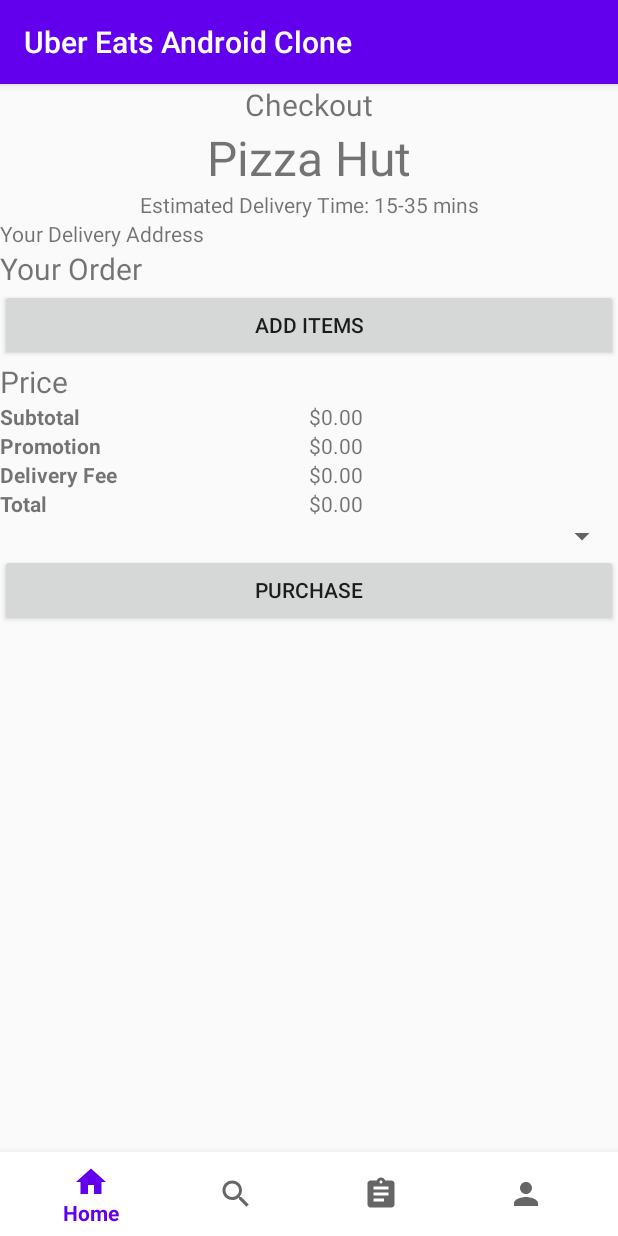
After one commit to learntodroid/UberEatsAndroidClone, an Android app: the CheckoutFragment screen opened through its navigation route, on a phone screen of 412 x 824 dp. The commit adds this screen. Run offline under Robolectric (Android 15) with nearby library versions, the phone set to English and light mode, and no system bars; our stand-ins replace navigation-ui; pictures from the network do not load.

Commit message:
started a checkout screen that shows items in cart and prices

```diff
--- a/app/src/main/java/com/learntodroid/ubereatsandroidclone/UberEatsRepository.java
+++ b/app/src/main/java/com/learntodroid/ubereatsandroidclone/UberEatsRepository.java
@@ -71,9 +71,10 @@ public class UberEatsRepository {
         menuItemsMutableLiveData.postValue(menuItems);
     }
 
-    public void addToShoppingCart(MenuItem menuItem, int quantity) {
+    public void addToShoppingCart(MenuItem menuItem, int quantity, String notes) {
         ShoppingCart shoppingCart = shoppingCartMutableLiveData.getValue();
-        shoppingCart.addToCart(menuItem, quantity);
+        shoppingCart.addToCart(menuItem, quantity, notes);
+        shoppingCart.setDeliveryFee(selectedRestaurantMutableLiveData.getValue().getDeliveryFee());
         shoppingCartMutableLiveData.postValue(shoppingCart);
     }
 
--- /dev/null
+++ b/app/src/main/java/com/learntodroid/ubereatsandroidclone/checkout/CartRecyclerAdapter.java
@@ -0,0 +1,66 @@
+package com.learntodroid.ubereatsandroidclone.checkout;
+
+import android.view.LayoutInflater;
+import android.view.View;
+import android.view.ViewGroup;
+import android.widget.TextView;
+
+import androidx.annotation.NonNull;
+import androidx.recyclerview.widget.RecyclerView;
+
+import com.learntodroid.ubereatsandroidclone.R;
+import com.learntodroid.ubereatsandroidclone.menuitemdetails.CartItem;
+
+import java.text.NumberFormat;
+import java.util.ArrayList;
+import java.util.List;
+
+public class CartRecyclerAdapter extends RecyclerView.Adapter<CartRecyclerAdapter.CartItemViewHolder> {
+    private List<CartItem> cartItems;
+
+    public CartRecyclerAdapter() {
+        cartItems = new ArrayList<>();
+    }
+
+    @NonNull
+    @Override
+    public CartItemViewHolder onCreateViewHolder(@NonNull ViewGroup parent, int viewType) {
+        View view = LayoutInflater.from(parent.getContext()).inflate(R.layout.item_cartitem, parent, false);
+        return new CartItemViewHolder(view);
+    }
+
+    @Override
+    public void onBindViewHolder(@NonNull CartItemViewHolder holder, int position) {
+        holder.bind(cartItems.get(position));
+    }
+
+    @Override
+    public int getItemCount() {
+        return cartItems.size();
+    }
+
+    public void setCartItems(List<CartItem> cartItems) {
+        this.cartItems = cartItems;
+        notifyDataSetChanged();
+    }
+
+    class CartItemViewHolder extends RecyclerView.ViewHolder {
+        private TextView quantity, title, subtitle, price;
+
+        public CartItemViewHolder(@NonNull View itemView) {
+            super(itemView);
+
+            quantity = itemView.findViewById(R.id.item_cartitem_quantity);
+            title = itemView.findViewById(R.id.item_cartitem_title);
+            subtitle = itemView.findViewById(R.id.item_cartitem_subtitle);
+            price = itemView.findViewById(R.id.item_cartitem_price);
+        }
+
+        public void bind(CartItem cartItem) {
+            quantity.setText(String.format("×%d", cartItem.getQuantity()));
+            title.setText(cartItem.getMenuItem().getTitle());
+            subtitle.setText(cartItem.getNotes());
+            price.setText(NumberFormat.getCurrencyInstance().format(cartItem.getMenuItem().getPrice() * cartItem.getQuantity()));
+        }
+    }
+}
--- /dev/null
+++ b/app/src/main/java/com/learntodroid/ubereatsandroidclone/checkout/CheckoutFragment.java
@@ -0,0 +1,84 @@
+package com.learntodroid.ubereatsandroidclone.checkout;
+
+import android.os.Bundle;
+import android.view.LayoutInflater;
+import android.view.View;
+import android.view.ViewGroup;
+import android.widget.TextView;
+
+import androidx.annotation.NonNull;
+import androidx.annotation.Nullable;
+import androidx.fragment.app.Fragment;
+import androidx.lifecycle.Observer;
+import androidx.lifecycle.ViewModelProvider;
+import androidx.navigation.Navigation;
+import androidx.recyclerview.widget.LinearLayoutManager;
+import androidx.recyclerview.widget.RecyclerView;
+
+import com.learntodroid.ubereatsandroidclone.R;
+import com.learntodroid.ubereatsandroidclone.home.Restaurant;
+import com.learntodroid.ubereatsandroidclone.menuitemdetails.ShoppingCart;
+
+public class CheckoutFragment extends Fragment {
+    private CheckoutViewModel checkoutViewModel;
+    private CartRecyclerAdapter cartRecyclerAdapter;
+    private PricesRecyclerAdapter pricesRecyclerAdapter;
+    private TextView restaurantTextView, estimatedDeliveryTextView, deliveryAddressTextView;
+
+    @Override
+    public void onCreate(@Nullable Bundle savedInstanceState) {
+        super.onCreate(savedInstanceState);
+
+        cartRecyclerAdapter = new CartRecyclerAdapter();
+        pricesRecyclerAdapter = new PricesRecyclerAdapter();
+        checkoutViewModel = new ViewModelProvider(this).get(CheckoutViewModel.class);
+    }
+
+    @Nullable
+    @Override
+    public View onCreateView(@NonNull LayoutInflater inflater, @Nullable ViewGroup container, @Nullable Bundle savedInstanceState) {
+        View view = inflater.inflate(R.layout.fragment_checkout, container, false);
+
+        restaurantTextView = view.findViewById(R.id.fragment_checkout_restaurant);
+        estimatedDeliveryTextView = view.findViewById(R.id.fragment_checkout_estimateddelivery);
+        deliveryAddressTextView = view.findViewById(R.id.fragment_checkout_deliveryaddress);
+
+        view.findViewById(R.id.fragment_checkout_additems).setOnClickListener(new View.OnClickListener() {
+            @Override
+            public void onClick(View view) {
+                Navigation.findNavController(getView()).navigate(R.id.action_checkOutFragment_to_restaurantFragment);
+            }
+        });
+
+        checkoutViewModel.getSelectedRestaurantMutableLiveData().observe(getViewLifecycleOwner(), new Observer<Restaurant>() {
+            @Override
+            public void onChanged(Restaurant r) {
+                if (r != null) {
+                    restaurantTextView.setText(r.getTitle());
+                    estimatedDeliveryTextView.setText(String.format("Estimated Delivery Time: %d-%d mins", r.getMinDeliveryTime(), r.getMaxDeliveryTime()));
+                    deliveryAddressTextView.setText(String.format("%s", "Your Delivery Address"));
+                }
+            }
+        });
+
+        checkoutViewModel.getShoppingCartMutableLiveData().observe(getViewLifecycleOwner(), new Observer<ShoppingCart>() {
+            @Override
+            public void onChanged(ShoppingCart shoppingCart) {
+                if (shoppingCart != null) {
+                    cartRecyclerAdapter.setCartItems(shoppingCart.getCartItems());
+                    pricesRecyclerAdapter.setPriceItems(shoppingCart.calculatePrices());
+                }
+            }
+        });
+
+        RecyclerView cartRecyclerView = view.findViewById(R.id.fragment_checkout_cart);
+        cartRecyclerView.setLayoutManager(new LinearLayoutManager(getContext()));
+        cartRecyclerView.setAdapter(cartRecyclerAdapter);
+
+        RecyclerView pricesRecyclerView = view.findViewById(R.id.fragment_checkout_price);
+        pricesRecyclerView.setLayoutManager(new LinearLayoutManager(getContext()));
+        pricesRecyclerView.setAdapter(pricesRecyclerAdapter);
+
+        return view;
+    }
+}
--- /dev/null
+++ b/app/src/main/java/com/learntodroid/ubereatsandroidclone/checkout/CheckoutViewModel.java
@@ -0,0 +1,28 @@
+package com.learntodroid.ubereatsandroidclone.checkout;
+
+import androidx.lifecycle.MutableLiveData;
+import androidx.lifecycle.ViewModel;
+
+import com.learntodroid.ubereatsandroidclone.UberEatsRepository;
+import com.learntodroid.ubereatsandroidclone.home.Restaurant;
+import com.learntodroid.ubereatsandroidclone.menuitemdetails.ShoppingCart;
+
+public class CheckoutViewModel extends ViewModel {
+    private UberEatsRepository uberEatsRepository;
+    private MutableLiveData<Restaurant> selectedRestaurantMutableLiveData;
+    private MutableLiveData<ShoppingCart> shoppingCartMutableLiveData;
+
+    public CheckoutViewModel() {
+        uberEatsRepository = UberEatsRepository.getInstance();
+        this.selectedRestaurantMutableLiveData = uberEatsRepository.getSelectedRestaurantMutableLiveData();
+        this.shoppingCartMutableLiveData = uberEatsRepository.getShoppingCartMutableLiveData();
+    }
+
+    public MutableLiveData<Restaurant> getSelectedRestaurantMutableLiveData() {
+        return selectedRestaurantMutableLiveData;
+    }
+
+    public MutableLiveData<ShoppingCart> getShoppingCartMutableLiveData() {
+        return shoppingCartMutableLiveData;
+    }
+}
--- /dev/null
+++ b/app/src/main/java/com/learntodroid/ubereatsandroidclone/checkout/PriceItem.java
@@ -0,0 +1,27 @@
+package com.learntodroid.ubereatsandroidclone.checkout;
+
+public class PriceItem {
+    private String label;
+    private double price;
+
+    public PriceItem(String label, double price) {
+        this.label = label;
+        this.price = price;
+    }
+
+    public String getLabel() {
+        return label;
+    }
+
+    public void setLabel(String label) {
+        this.label = label;
+    }
+
+    public double getPrice() {
+        return price;
+    }
+
+    public void setPrice(double price) {
+        this.price = price;
+    }
+}
--- /dev/null
+++ b/app/src/main/java/com/learntodroid/ubereatsandroidclone/checkout/PricesRecyclerAdapter.java
@@ -0,0 +1,61 @@
+package com.learntodroid.ubereatsandroidclone.checkout;
+
+import android.view.LayoutInflater;
+import android.view.View;
+import android.view.ViewGroup;
+import android.widget.TextView;
+
+import androidx.annotation.NonNull;
+import androidx.recyclerview.widget.RecyclerView;
+
+import com.learntodroid.ubereatsandroidclone.R;
+
+import java.text.NumberFormat;
+import java.util.ArrayList;
+import java.util.List;
+
+public class PricesRecyclerAdapter extends RecyclerView.Adapter<PricesRecyclerAdapter.PriceItemViewHolder> {
+    private List<PriceItem> priceItems;
+
+    public PricesRecyclerAdapter() {
+        this.priceItems = new ArrayList<>();
+    }
+
+    @NonNull
+    @Override
+    public PriceItemViewHolder onCreateViewHolder(@NonNull ViewGroup parent, int viewType) {
+        View view = LayoutInflater.from(parent.getContext()).inflate(R.layout.item_priceitem, parent, false);
+        return new PriceItemViewHolder(view);
+    }
+
+    @Override
+    public void onBindViewHolder(@NonNull PriceItemViewHolder holder, int position) {
+        holder.bind(priceItems.get(position));
+    }
+
+    @Override
+    public int getItemCount() {
+        return priceItems.size();
+    }
+
+    public void setPriceItems(List<PriceItem> priceItems) {
+        this.priceItems = priceItems;
+        notifyDataSetChanged();
+    }
+
+    class PriceItemViewHolder extends RecyclerView.ViewHolder {
+        private TextView label, price;
+
+        public PriceItemViewHolder(@NonNull View itemView) {
+            super(itemView);
+
+            label = itemView.findViewById(R.id.item_priceitem_label);
+            price = itemView.findViewById(R.id.item_priceitem_price);
+        }
+
+        public void bind(PriceItem priceItem) {
+            label.setText(priceItem.getLabel());
+            price.setText(NumberFormat.getCurrencyInstance().format(priceItem.getPrice()));
+        }
+    }
+}
--- a/app/src/main/java/com/learntodroid/ubereatsandroidclone/menuitemdetails/MenuItemDetailsFragment.java
+++ b/app/src/main/java/com/learntodroid/ubereatsandroidclone/menuitemdetails/MenuItemDetailsFragment.java
@@ -77,7 +77,7 @@ public class MenuItemDetailsFragment extends Fragment {
             @Override
             public void onClick(View view) {
                 int qty = Integer.parseInt(quantityEditText.getText().toString());
-                menuItemDetailsViewModel.addToShoppingCart(menuItem, qty);
+                menuItemDetailsViewModel.addToShoppingCart(menuItem, qty, notesEditText.getText().toString());
                 Navigation.findNavController(getView()).popBackStack();
             }
         });
--- a/app/src/main/java/com/learntodroid/ubereatsandroidclone/menuitemdetails/MenuItemDetailsViewModel.java
+++ b/app/src/main/java/com/learntodroid/ubereatsandroidclone/menuitemdetails/MenuItemDetailsViewModel.java
@@ -15,8 +15,8 @@ public class MenuItemDetailsViewModel extends ViewModel {
         this.selectedMenuItemMutableLiveData = uberEatsRepository.getSelectedMenuItemMutableLiveData();
     }
 
-    public void addToShoppingCart(MenuItem menuItem, int quantity) {
-        uberEatsRepository.addToShoppingCart(menuItem, quantity);
+    public void addToShoppingCart(MenuItem menuItem, int quantity, String notes) {
+        uberEatsRepository.addToShoppingCart(menuItem, quantity, notes);
     }
 
     public MutableLiveData<MenuItem> getSelectedMenuItemMutableLiveData() {
--- a/app/src/main/java/com/learntodroid/ubereatsandroidclone/menuitemdetails/ShoppingCart.java
+++ b/app/src/main/java/com/learntodroid/ubereatsandroidclone/menuitemdetails/ShoppingCart.java
@@ -1,32 +1,36 @@
 package com.learntodroid.ubereatsandroidclone.menuitemdetails;
 
+import com.learntodroid.ubereatsandroidclone.checkout.PriceItem;
 import com.learntodroid.ubereatsandroidclone.restaurant.MenuItem;
 
 import java.util.ArrayList;
 import java.util.List;
 
 public class ShoppingCart {
+    // todo restrict a cart to a restaurant
     private List<CartItem> cartItems;
+    private double deliveryFee;
 
     public ShoppingCart() {
         this.cartItems = new ArrayList<>();
+        this.deliveryFee = 0;
     }
 
-    public void addToCart(MenuItem item, int quantity) {
+    public void addToCart(MenuItem item, int quantity, String notes) {
         boolean match = false;
         for (CartItem cartItem: cartItems) {
-            if (cartItem.getMenuItem().equals(item)) {
+            if (cartItem.getMenuItem().equals(item) && cartItem.getNotes().equals(notes)) {
                 match = true;
                 cartItem.setQuantity(cartItem.getQuantity() + quantity);
             }
         }
 
         if (!match) {
-            cartItems.add(new CartItem(item, quantity));
+            cartItems.add(new CartItem(item, quantity, notes));
         }
     }
 
-    public double calculateTotalPrice() {
+    public double calculateSubtotal() {
         double price = 0;
         for (int i = 0; i < cartItems.size(); i++) {
             price += cartItems.get(i).getMenuItem().getPrice() * cartItems.get(i).getQuantity();
@@ -34,7 +38,30 @@ public class ShoppingCart {
         return price;
     }
 
+    public List<PriceItem> calculatePrices() {
+        List<PriceItem> priceItems = new ArrayList<>();
+
+        double subtotal = calculateSubtotal();
+        double promotion = 0;       // todo implement promotion
+        double total = subtotal + promotion + deliveryFee;
+
+        priceItems.add(new PriceItem("Subtotal", subtotal));
+        priceItems.add(new PriceItem("Promotion", promotion));
+        priceItems.add(new PriceItem("Delivery Fee", deliveryFee));
+        priceItems.add(new PriceItem("Total", total));
+
+        return priceItems;
+    }
+
     public List<CartItem> getCartItems() {
         return cartItems;
     }
+
+    public double getDeliveryFee() {
+        return deliveryFee;
+    }
+
+    public void setDeliveryFee(double deliveryFee) {
+        this.deliveryFee = deliveryFee;
+    }
 }
--- /dev/null
+++ b/app/src/main/res/layout/fragment_checkout.xml
@@ -0,0 +1,72 @@
+<?xml version="1.0" encoding="utf-8"?>
+<LinearLayout
+    xmlns:android="http://schemas.android.com/apk/res/android"
+    android:layout_width="match_parent"
+    android:layout_height="match_parent"
+    android:orientation="vertical">
+
+    <TextView
+        android:text="Checkout"
+        android:layout_width="match_parent"
+        android:layout_height="wrap_content"
+        android:gravity="center_horizontal"
+        android:textSize="20sp"/>
+
+    <TextView
+        android:id="@+id/fragment_checkout_restaurant"
+        android:layout_width="match_parent"
+        android:layout_height="wrap_content"
+        android:gravity="center_horizontal"
+        android:textSize="32sp"/>
+
+    <TextView
+        android:id="@+id/fragment_checkout_estimateddelivery"
+        android:layout_width="match_parent"
+        android:layout_height="wrap_content"
+        android:gravity="center_horizontal"/>
+
+    <TextView
+        android:id="@+id/fragment_checkout_deliveryaddress"
+        android:layout_width="match_parent"
+        android:layout_height="wrap_content" />
+
+    <TextView
+        android:layout_width="match_parent"
+        android:layout_height="wrap_content"
+        android:text="Your Order"
+        android:textSize="20sp" />
+
+    <androidx.recyclerview.widget.RecyclerView
+        android:layout_width="match_parent"
+        android:layout_height="wrap_content"
+        android:id="@+id/fragment_checkout_cart" />
+
+    <Button
+        android:layout_width="match_parent"
+        android:layout_height="wrap_content"
+        android:text="Add Items"
+        android:id="@+id/fragment_checkout_additems" />
+
+    <TextView
+        android:layout_width="match_parent"
+        android:layout_height="wrap_content"
+        android:text="Price"
+        android:textSize="20sp" />
+
+    <androidx.recyclerview.widget.RecyclerView
+        android:layout_width="match_parent"
+        android:layout_height="wrap_content"
+        android:id="@+id/fragment_checkout_price" />
+
+    <Spinner
+        android:layout_width="match_parent"
+        android:layout_height="wrap_content"
+        android:id="@+id/fragment_checkout_paymentmethod"/>
+
+    <Button
+        android:layout_width="match_parent"
+        android:layout_height="wrap_content"
+        android:text="Purchase"
+        android:id="@+id/fragment_checkout_purchase" />
+
+</LinearLayout>
--- /dev/null
+++ b/app/src/main/res/layout/item_priceitem.xml
@@ -0,0 +1,21 @@
+<?xml version="1.0" encoding="utf-8"?>
+<LinearLayout
+    xmlns:android="http://schemas.android.com/apk/res/android"
+    android:layout_width="match_parent"
+    android:layout_height="wrap_content"
+    android:orientation="horizontal">
+
+    <TextView
+        android:id="@+id/item_priceitem_label"
+        android:layout_width="0dp"
+        android:layout_weight="0.5"
+        android:layout_height="wrap_content"
+        android:textStyle="bold"/>
+
+    <TextView
+        android:id="@+id/item_priceitem_price"
+       android:layout_width="0dp"
+        android:layout_weight="0.5"
+        android:layout_height="wrap_content" />
+
+</LinearLayout>
--- a/app/src/main/res/navigation/nav_graph.xml
+++ b/app/src/main/res/navigation/nav_graph.xml
@@ -30,9 +30,20 @@
         <action
             android:id="@+id/action_restaurantFragment_to_menuItemDetailsFragment"
             app:destination="@id/menuItemDetailsFragment" />
+        <action
+            android:id="@+id/action_restaurantFragment_to_checkOutFragment"
+            app:destination="@id/checkOutFragment" />
     </fragment>
     <fragment
         android:id="@+id/menuItemDetailsFragment"
         android:name="com.learntodroid.ubereatsandroidclone.menuitemdetails.MenuItemDetailsFragment"
         android:label="MenuItemDetailsFragment" />
+    <fragment
+        android:id="@+id/checkOutFragment"
+        android:name="com.learntodroid.ubereatsandroidclone.checkout.CheckoutFragment"
+        android:label="CheckOutFragment" >
+        <action
+            android:id="@+id/action_checkOutFragment_to_restaurantFragment"
+            app:destination="@id/restaurantFragment" />
+    </fragment>
 </navigation>
```
Also changed, not shown: app/src/main/java/com/learntodroid/ubereatsandroidclone/menuitemdetails/CartItem.java (+11 -1 lines), app/src/main/java/com/learntodroid/ubereatsandroidclone/restaurant/RestaurantFragment.java (+8 -1 lines), app/src/main/res/layout/item_cartitem.xml (added, +38 -0 lines).
